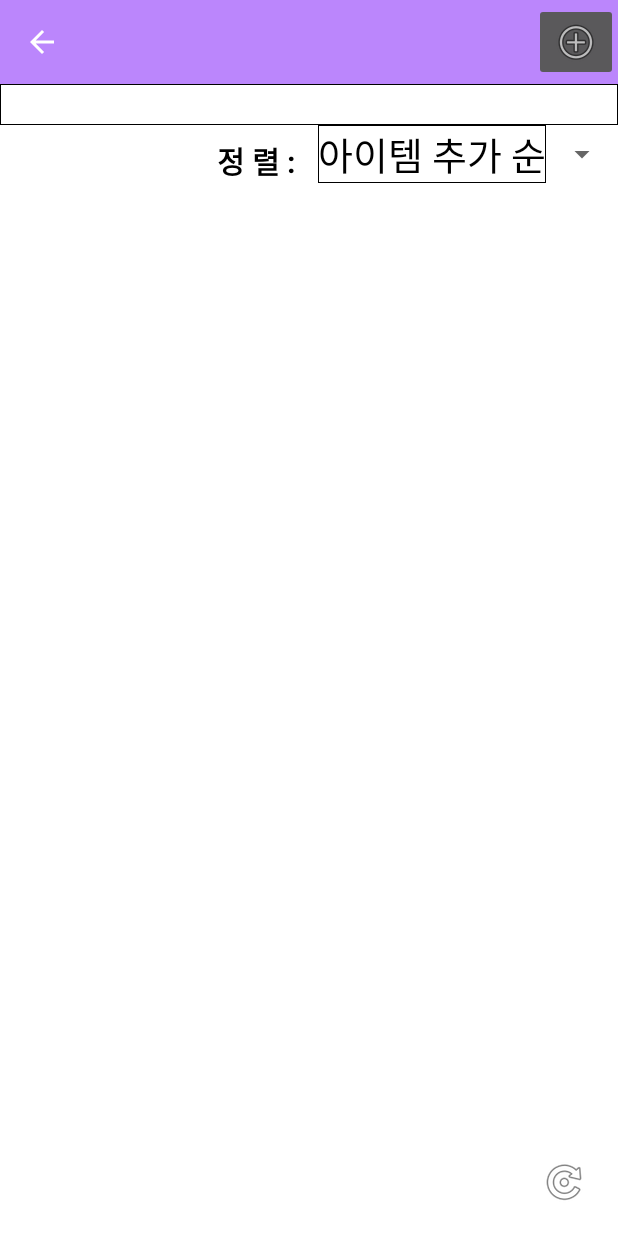
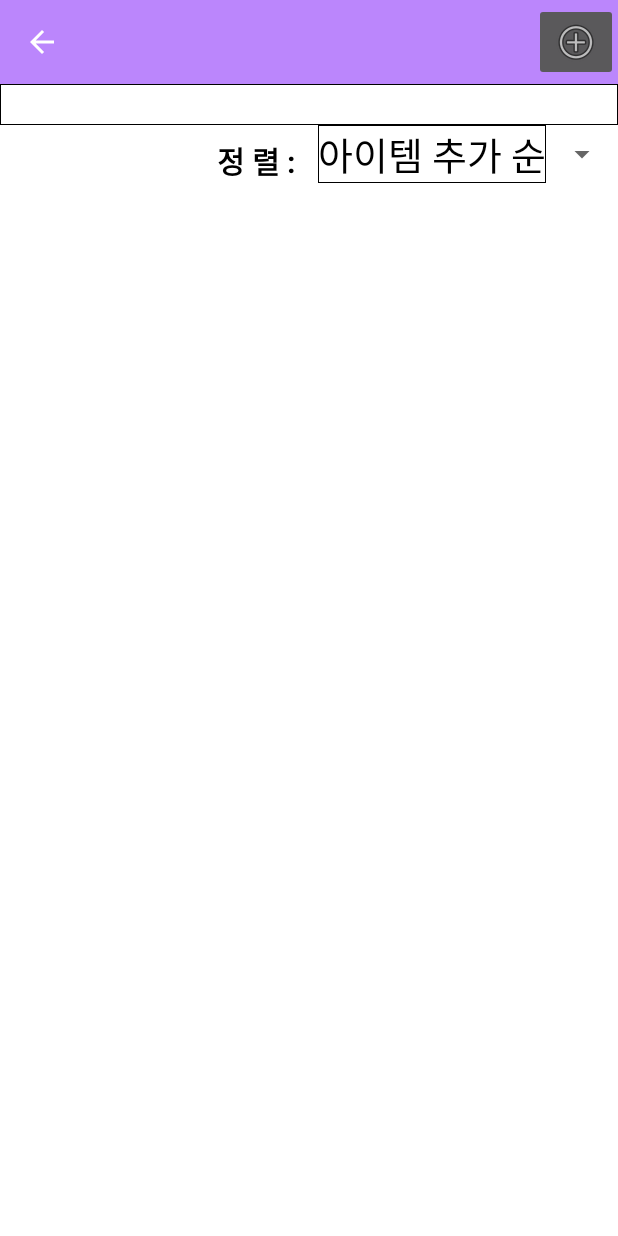
Before and after one commit to uselessnaming/parttimeDuedateManagement, an Android app: the screen it shows after launch (MainActivity), on a phone screen of 412 x 824 dp. Run offline under Robolectric (Android 15) with nearby library versions, the phone set to English and light mode, and no system bars; our stand-ins replace Room's generated code; 2 statements that could not run were skipped.

Commit message:
feat: swipeRefreshLayout 설정

```diff
--- a/app/build.gradle
+++ b/app/build.gradle
@@ -52,6 +52,9 @@ dependencies {
     //lifecycle
     implementation "androidx.lifecycle:lifecycle-viewmodel-ktx:2.5.1"
 
+    //swipe refresh layout
+    implementation "androidx.swiperefreshlayout:swiperefreshlayout:1.1.0"
+
     implementation 'androidx.core:core-ktx:1.7.0'
     implementation 'androidx.appcompat:appcompat:1.5.1'
     implementation 'com.google.android.material:material:1.7.0'
--- a/app/src/main/java/com/example/parttimeduedatemanagement/HomeFragment.kt
+++ b/app/src/main/java/com/example/parttimeduedatemanagement/HomeFragment.kt
@@ -6,6 +6,7 @@ import android.util.Log
 import android.view.*
 import android.widget.AdapterView
 import android.widget.ArrayAdapter
+import android.widget.Toast
 import androidx.fragment.app.Fragment
 import androidx.lifecycle.ViewModelProvider
 import androidx.lifecycle.viewModelScope
@@ -70,9 +71,6 @@ class HomeFragment : Fragment() {
             }
         }
         binding.apply{
-            btnRefresh.setOnClickListener{
-                mItemViewModel.fetchItems("")
-            }
             val menus = listOf("아이템 추가 순","유통기한순","이름순")
             val adapter = ArrayAdapter.createFromResource(requireContext(),R.array.sortingMenu,R.layout.choice_spinner_item)
             spSort.adapter = adapter
@@ -91,6 +89,11 @@ class HomeFragment : Fragment() {
                 }
                 override fun onNothingSelected(parent: AdapterView<*>?) {
                 }
+            }
+            homeFragment.setOnRefreshListener {
+                onStart()
+                message("새로고침 완료")
+                homeFragment.isRefreshing = false
             }
         }
     }
@@ -145,4 +148,7 @@ class HomeFragment : Fragment() {
     private fun setResetFlag(isReset : Boolean){
         this.isReset = isReset
     }
+    private fun message(s : String){
+        Toast.makeText(context,s,Toast.LENGTH_SHORT).show()
+    }
 }
--- a/app/src/main/java/com/example/parttimeduedatemanagement/TypeEditFragment.kt
+++ b/app/src/main/java/com/example/parttimeduedatemanagement/TypeEditFragment.kt
@@ -96,6 +96,11 @@ class TypeEditFragment : Fragment() {
                 })
                 mActivity.createDialog(dialog,"typeEditDialog")
             }
+            typeEditFragment.setOnRefreshListener {
+                onStart()
+                message("새로고침 완료")
+                typeEditFragment.isRefreshing = false
+            }
         }
     }
     override fun onStart(){
--- a/app/src/main/res/layout/fragment_home.xml
+++ b/app/src/main/res/layout/fragment_home.xml
@@ -1,21 +1,13 @@
 <?xml version="1.0" encoding="utf-8"?>
-<androidx.constraintlayout.widget.ConstraintLayout
+<androidx.swiperefreshlayout.widget.SwipeRefreshLayout
     xmlns:android="http://schemas.android.com/apk/res/android"
     xmlns:tools="http://schemas.android.com/tools"
     xmlns:app="http://schemas.android.com/apk/res-auto"
-    android:layout_width="match_parent"
-    android:layout_height="match_parent"
-    tools:context=".HomeFragment"
     android:orientation="vertical"
     android:id="@+id/homeFragment"
     android:background="@color/fragmentBackground"
-    android:tag="home">
-
-    <LinearLayout
     android:layout_width="match_parent"
-        android:layout_height="match_parent"
-        tools:context=".HomeFragment"
-        android:orientation="vertical">
+    android:layout_height="match_parent">
 
     <ScrollView
         android:layout_width="match_parent"
@@ -72,17 +64,4 @@
 
         </LinearLayout>
     </ScrollView>
-
-    </LinearLayout>
-
-    <ImageView
-        android:id="@+id/btnRefresh"
-        android:layout_width="wrap_content"
-        android:layout_height="wrap_content"
-        android:src="@android:drawable/ic_menu_rotate"
-        app:layout_constraintBottom_toBottomOf="parent"
-        app:layout_constraintEnd_toEndOf="parent"
-        android:layout_marginEnd="20dp"
-        android:layout_marginBottom="20dp"/>
-
-</androidx.constraintlayout.widget.ConstraintLayout>
+</androidx.swiperefreshlayout.widget.SwipeRefreshLayout>
```
Also changed, not shown: app/src/main/java/com/example/parttimeduedatemanagement/Memo/MemoFragment.kt (+4 -3 lines), app/src/main/res/layout/fragment_memo.xml (+8 -11 lines), app/src/main/res/layout/fragment_type_edit.xml (+10 -6 lines). Lines whose indentation alone changed are shown as unchanged.
